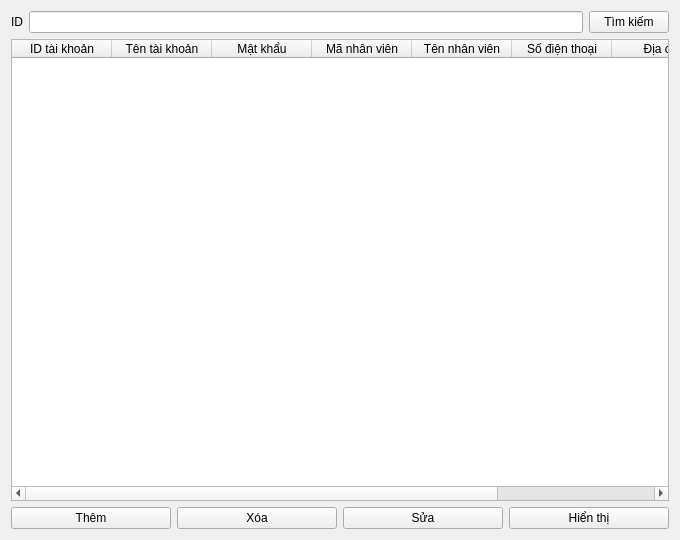
Qt form view/tai_khoan/tai_khoan_foradmin.ui (loimaxto/DoAnPython) before a commit.
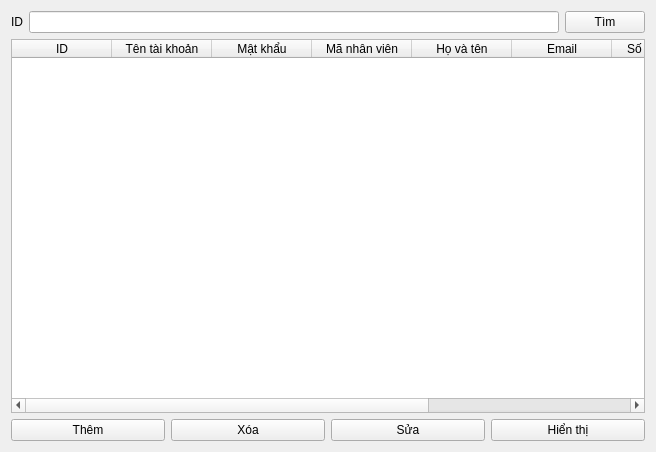
The same form after that commit.

The edit to the form file:
```diff
--- a/view/tai_khoan/tai_khoan_foradmin.ui
+++ b/view/tai_khoan/tai_khoan_foradmin.ui
@@ -6,14 +6,14 @@
    <rect>
     <x>0</x>
     <y>0</y>
-    <width>680</width>
-    <height>540</height>
+    <width>656</width>
+    <height>452</height>
    </rect>
   </property>
   <property name="windowTitle">
    <string>Form</string>
   </property>
-  <layout class="QGridLayout" name="gridLayout_2">
+  <layout class="QGridLayout" name="gridLayout">
    <item row="0" column="0">
     <widget class="QLabel" name="label">
      <property name="text">
@@ -22,20 +22,20 @@
     </widget>
    </item>
    <item row="0" column="1">
-    <widget class="QLineEdit" name="lineEdit"/>
+    <widget class="QLineEdit" name="inp_sea"/>
    </item>
    <item row="0" column="2">
-    <widget class="QPushButton" name="findBtn">
+    <widget class="QPushButton" name="sea_btn">
      <property name="text">
-      <string>Tìm kiếm</string>
+      <string>Tìm</string>
      </property>
     </widget>
    </item>
    <item row="1" column="0" colspan="3">
-    <widget class="QTableWidget" name="tableWidget">
+    <widget class="QTableWidget" name="dis_pla">
      <column>
       <property name="text">
-       <string>ID tài khoản</string>
+       <string>ID</string>
       </property>
      </column>
      <column>
@@ -55,7 +55,12 @@
      </column>
      <column>
       <property name="text">
-       <string>Tên nhân viên</string>
+       <string>Họ và tên</string>
+      </property>
+     </column>
+     <column>
+      <property name="text">
+       <string>Email</string>
       </property>
      </column>
      <column>
@@ -76,30 +81,30 @@
     </widget>
    </item>
    <item row="2" column="0" colspan="3">
-    <layout class="QGridLayout" name="gridLayout">
-     <item row="0" column="0">
-      <widget class="QPushButton" name="pushButton_2">
+    <layout class="QHBoxLayout" name="horizontalLayout">
+     <item>
+      <widget class="QPushButton" name="them_btn">
        <property name="text">
         <string>Thêm</string>
        </property>
       </widget>
      </item>
-     <item row="0" column="1">
-      <widget class="QPushButton" name="pushButton_3">
+     <item>
+      <widget class="QPushButton" name="xoa_btn">
        <property name="text">
         <string>Xóa</string>
        </property>
       </widget>
      </item>
-     <item row="0" column="2">
-      <widget class="QPushButton" name="pushButton_4">
+     <item>
+      <widget class="QPushButton" name="sua_btn">
        <property name="text">
         <string>Sửa</string>
        </property>
       </widget>
      </item>
-     <item row="0" column="3">
-      <widget class="QPushButton" name="pushButton_5">
+     <item>
+      <widget class="QPushButton" name="hienthi_btn">
        <property name="text">
         <string>Hiển thị</string>
        </property>
```
